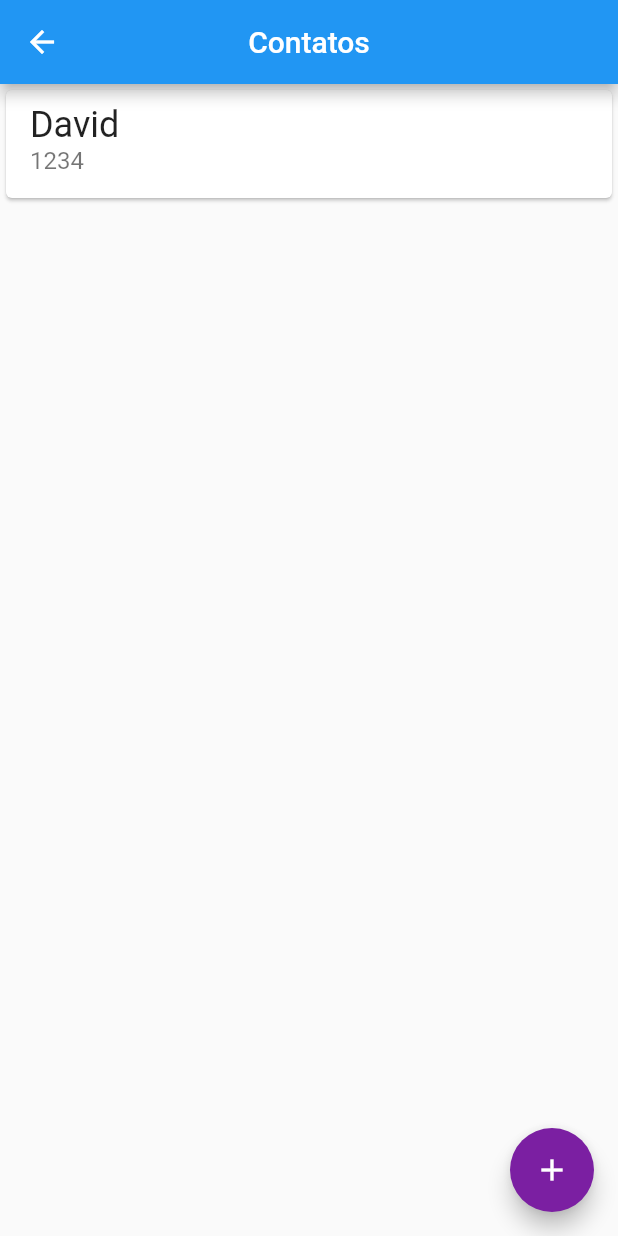
After one commit to DavidCarrilho/flutterbank, a Flutter app: the screen it shows after launch, after a tap on "Contatos", on a phone screen of 412 x 824 dp. The commit adds this screen. Run offline on Flutter 3.47's test engine with Material 2 defaults, Android fonts, the phone set to English and light mode, and no system bars.

Commit message:
feat: creat contact list

```diff
--- /dev/null
+++ b/lib/app/pages/contact_list.dart
@@ -0,0 +1,35 @@
+import 'package:flutter/material.dart';
+
+class ContactList extends StatelessWidget {
+  const ContactList({Key key}) : super(key: key);
+
+  @override
+  Widget build(BuildContext context) {
+    return Scaffold(
+      appBar: AppBar(
+        title: Text('Contatos'),
+        centerTitle: true,
+      ),
+      body: Column(
+        children: <Widget>[
+          Card(
+            child: ListTile(
+              title: Text(
+                'David',
+                style: TextStyle(fontSize: 24.0),
+              ),
+              subtitle: Text(
+                '1234',
+                style: TextStyle(fontSize: 16.0),
+              ),
+            ),
+          )
+        ],
+      ),
+      floatingActionButton: FloatingActionButton(
+        onPressed: () {},
+        child: Icon(Icons.add),
+      ),
+    );
+  }
+}
--- a/lib/app/pages/dashboard_page.dart
+++ b/lib/app/pages/dashboard_page.dart
@@ -1,5 +1,6 @@
 import 'package:flutter/material.dart';
 import 'package:flutterbank/app/design_system/colors/colors.dart';
+import 'package:flutterbank/app/pages/pages.dart';
 
 const _tituloApp = 'Trnsferências';
 
@@ -43,20 +44,27 @@ class DashboardPage extends StatelessWidget {
                 ],
               ),
             ),
-            Container(
+            Material(
+              color: Theme.of(context).primaryColor,
+              child: InkWell(
+                onTap: () => Navigator.of(context).push(
+                    MaterialPageRoute(builder: (context) => ContactList())),
+                child: Container(
                   height: 100.0,
                   width: 120.0,
-              color: Theme.of(context).primaryColor,
                   child: Column(
                     mainAxisAlignment: MainAxisAlignment.center,
                     children: <Widget>[
-                  Icon(Icons.person, size: 30.0, color: kColorNeutralPurple),
+                      Icon(Icons.person,
+                          size: 30.0, color: kColorNeutralPurple),
                       const SizedBox(height: 10.0),
                       Text(
                         'Contatos',
                         style: TextStyle(color: kColorNeutralPurple),
                       ),
                     ],
+                  ),
+                ),
               ),
             )
           ],
--- a/lib/app/pages/pages.dart
+++ b/lib/app/pages/pages.dart
@@ -2,3 +2,4 @@ export 'home_page.dart';
 export 'dashboard_page.dart';
 export 'formulario_transferencia.dart';
 export 'lista_tranferencia.dart';
+export 'contact_list.dart';
```
Lines whose indentation alone changed are shown as unchanged.
